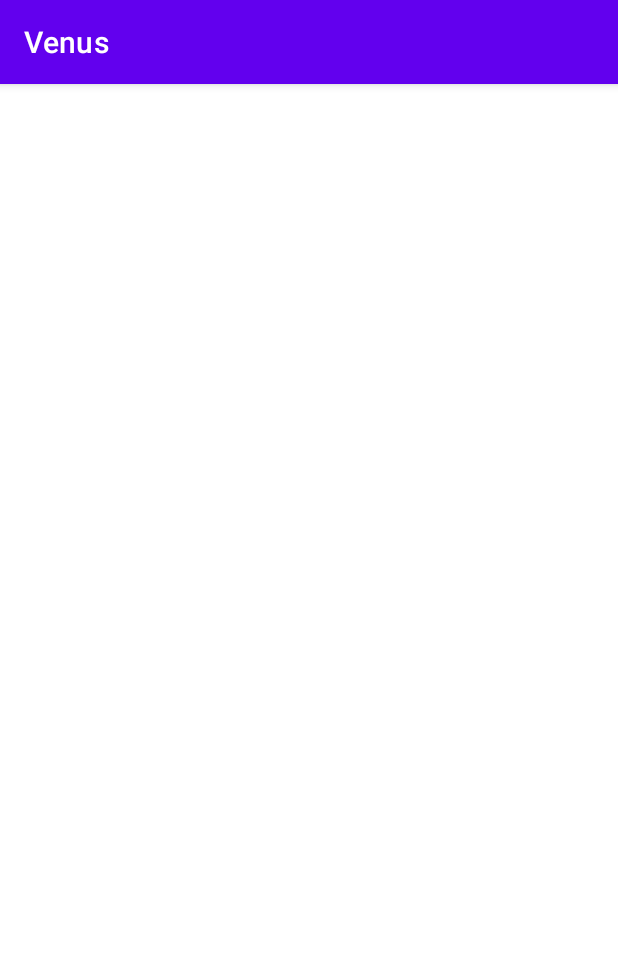
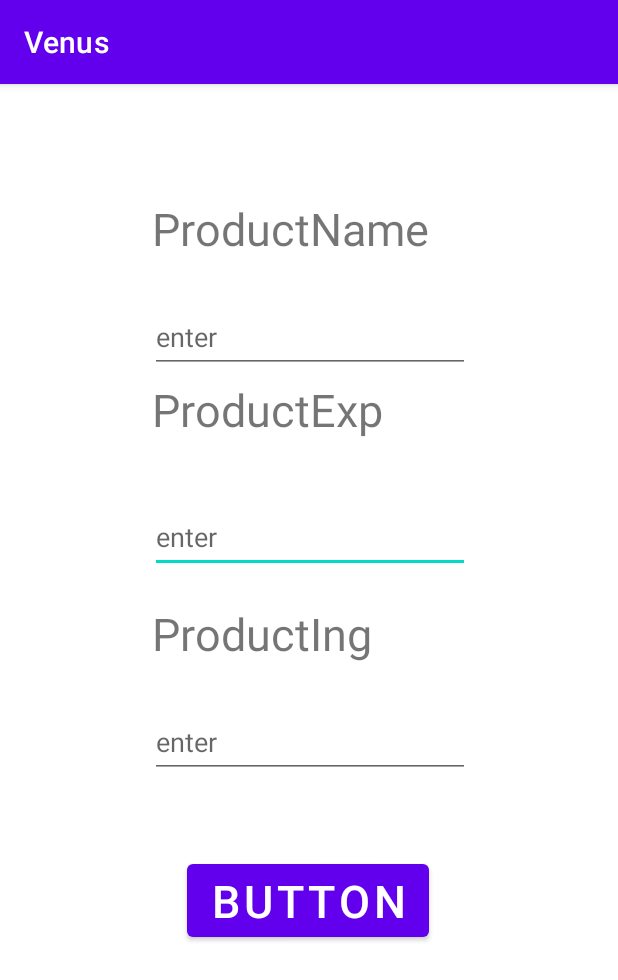
Before and after one commit to chraining21/Venus, an Android app: the TestDbActivity screen opened directly, with no data from a screen before it, after a tap on "開始", on a phone screen of 412 x 824 dp. Shown: the top 980 px of the screen. Run offline under Robolectric (Android 15) with nearby library versions, the light colour scheme and no system bars; our stand-ins replace Room's generated code.

Commit message:
testDB(ok)

```diff
--- a/app/build.gradle
+++ b/app/build.gradle
@@ -35,9 +35,7 @@ dependencies {
     implementation 'androidx.appcompat:appcompat:1.5.0'
     implementation 'com.google.android.material:material:1.6.1'
     implementation 'androidx.constraintlayout:constraintlayout:2.1.4'
-
     implementation 'com.android.volley:volley:1.2.0'
-
     implementation 'androidx.cardview:cardview:1.0.0'
     implementation 'com.google.android.material:material:1.1.0'
     testImplementation 'junit:junit:4.13.2'
@@ -46,4 +44,5 @@ dependencies {
     implementation "androidx.room:room-runtime:2.4.3"
     annotationProcessor "androidx.room:room-compiler:2.4.3"
     implementation 'com.google.code.gson:gson:2.8.6'
+
 }
--- a/app/src/main/java/demo/app/venus/ProductDtlActivity.java
+++ b/app/src/main/java/demo/app/venus/ProductDtlActivity.java
@@ -1,14 +1,40 @@
 package demo.app.venus;
 
 import androidx.appcompat.app.AppCompatActivity;
+import android.os.Bundle;
+import android.view.View;
+import android.widget.Button;
+import android.widget.EditText;
+import android.widget.Toast;
 
-import android.os.Bundle;
+import java.util.List;
+
+import demo.app.venus.database.RoomDB;
+import demo.app.venus.database.Products;
 
 public class ProductDtlActivity extends AppCompatActivity {
-
+    EditText name;
+    EditText date;
+    EditText ing;
+    Button submit;
+    RoomDB database;
     @Override
     protected void onCreate(Bundle savedInstanceState) {
         super.onCreate(savedInstanceState);
         setContentView(R.layout.activity_product_dtl);
+        name = findViewById(R.id.pname);
+        date = findViewById(R.id.pexp);
+        ing = findViewById(R.id.plist);
+        submit = findViewById(R.id.submitbutton);
+        database = RoomDB.getInstance(this);
+        submit.setOnClickListener(new View.OnClickListener() {
+            @Override
+            public void onClick(View view) {
+                database.mainDao().insert(new Products("haha","2022/1/2","{ww}",1));
+                List<String> names = database.mainDao().getName("haha");
+                name.setText(names.get(0));
+            }
+        });
+
     }
 }
--- a/app/src/main/java/demo/app/venus/ProductsClickListener.java
+++ b/app/src/main/java/demo/app/venus/ProductsClickListener.java
@@ -1,8 +1,6 @@
 package demo.app.venus;
 
-import androidx.cardview.widget.CardView;
-
-import demo.app.venus.models.Products;
+import demo.app.venus.database.Products;
 
 public interface ProductsClickListener {
     void onClick(Products p);
--- a/app/src/main/java/demo/app/venus/TestDbActivity.java
+++ b/app/src/main/java/demo/app/venus/TestDbActivity.java
@@ -7,7 +7,6 @@ import androidx.recyclerview.widget.RecyclerView;
 import android.content.Intent;
 import android.os.Bundle;
 import android.view.View;
-import android.widget.Button;
 
 import com.google.android.material.floatingactionbutton.FloatingActionButton;
 
@@ -15,14 +14,14 @@ import java.util.ArrayList;
 import java.util.List;
 import demo.app.venus.adapter.ProductListAdapter;
 import demo.app.venus.database.RoomDB;
-import demo.app.venus.models.Products;
+import demo.app.venus.database.Products;
 
 public class TestDbActivity extends AppCompatActivity {
     RecyclerView recyclerView;
     ProductListAdapter pListAdapter;
     List<Products> products = new ArrayList<>();
     RoomDB database;
-    FloatingActionButton fab_add;
+    FloatingActionButton fab_add,refresh;
     @Override
     protected void onCreate(Bundle savedInstanceState) {
         super.onCreate(savedInstanceState);
@@ -31,13 +30,19 @@ public class TestDbActivity extends AppCompatActivity {
         fab_add = findViewById(R.id.floatingButton);
         database = RoomDB.getInstance(this);
         products = database.mainDao().getAll();
-
+        refresh = findViewById(R.id.floatingButton2);
         updateRecycler(products);
         fab_add.setOnClickListener(new View.OnClickListener() {
             @Override
             public void onClick(View view) {
                 Intent intent = new Intent(TestDbActivity.this, ProductDtlActivity.class);
                 startActivity(intent);
+            }
+        });
+        refresh.setOnClickListener(new View.OnClickListener() {
+            @Override
+            public void onClick(View view) {
+                updateRecycler(products);
             }
         });
     }
--- a/app/src/main/java/demo/app/venus/adapter/ProductListAdapter.java
+++ b/app/src/main/java/demo/app/venus/adapter/ProductListAdapter.java
@@ -14,7 +14,7 @@ import java.util.List;
 
 import demo.app.venus.ProductsClickListener;
 import demo.app.venus.R;
-import demo.app.venus.models.Products;
+import demo.app.venus.database.Products;
 
 
 public class ProductListAdapter extends RecyclerView.Adapter<ProductsViewHolder> {
--- a/app/src/main/java/demo/app/venus/database/MainDao.java
+++ b/app/src/main/java/demo/app/venus/database/MainDao.java
@@ -8,13 +8,13 @@ import androidx.room.Query;
 
 import java.util.List;
 
-import demo.app.venus.models.Products;
-
 @Dao
 public interface MainDao {
     @Insert(onConflict = OnConflictStrategy.REPLACE)
     void insert(Products p);
 
+    @Query("SELECT productName FROM Products WHERE productName= :name")
+    List<String> getName(String name);
     @Query("SELECT * FROM Products")
     List<Products> getAll();
 
--- a/app/src/main/java/demo/app/venus/models/Products.java
+++ b/app/src/main/java/demo/app/venus/database/Products.java
@@ -1,36 +1,48 @@
-package demo.app.venus.models;
+package demo.app.venus.database;
 
 import androidx.annotation.NonNull;
 import androidx.room.ColumnInfo;
 import androidx.room.Entity;
+import androidx.room.Ignore;
 import androidx.room.PrimaryKey;
 
 import java.io.Serializable;
 import java.text.SimpleDateFormat;
 import java.util.Date;
 
-@Entity(tableName = "products")
+@Entity(tableName = "Products")
 public class Products implements Serializable {
     @PrimaryKey
     @NonNull
-    String productName = "exampleName";
+    String productName;
 
-    @NonNull
     @ColumnInfo(name = "exp")
-    String expDate = "exampleName";
+    String expDate;
 
-    @NonNull
     @ColumnInfo(name = "ingredients")
-    String ingreJson ="exampleJson";
+    String ingreJson;
 
     /*
     0 is none
     1 is honey
     2 is toxic
      */
-    @NonNull
     @ColumnInfo(name = "kind")
-    int kind = 0;
+    int kind;
+
+    public Products() {
+        this.productName = "";
+        this.expDate = "";
+        this.ingreJson = "";
+        this.kind = 0;
+    }
+    @Ignore
+    public Products(String productName, String expDate, String ingreJson,int kind) {
+        this.productName = productName;
+        this.expDate = expDate;
+        this.ingreJson = ingreJson;
+        this.kind = kind;
+    }
 
     public String getProductName() {
         return productName;
@@ -44,7 +56,7 @@ public class Products implements Serializable {
         return expDate;
     }
 
-    public void setExpDate(String  expDate) {
+    public void setExpDate(String expDate) {
         this.expDate = expDate;
     }
 
--- a/app/src/main/java/demo/app/venus/database/RoomDB.java
+++ b/app/src/main/java/demo/app/venus/database/RoomDB.java
@@ -6,12 +6,10 @@ import androidx.room.Database;
 import androidx.room.Room;
 import androidx.room.RoomDatabase;
 
-import demo.app.venus.models.Products;
-
-@Database(entities = Products.class, version = 1, exportSchema = false)
+@Database(entities = {Products.class}, version = 1, exportSchema = false)
 public abstract class RoomDB extends RoomDatabase{
     private static RoomDB database;
-    private static String dbName = "Products";
+    private static final String dbName = "Product_db";
 
     public synchronized  static  RoomDB getInstance(Context c){
         if(database == null){
--- a/app/src/main/res/layout/activity_product_dtl.xml
+++ b/app/src/main/res/layout/activity_product_dtl.xml
@@ -4,6 +4,111 @@
     xmlns:tools="http://schemas.android.com/tools"
     android:layout_width="match_parent"
     android:layout_height="match_parent"
-    tools:context=".ProductDtlActivity">
+    android:layout_gravity="center">
+
+    <TextView
+        android:id="@+id/textView1"
+        android:layout_width="wrap_content"
+        android:layout_height="wrap_content"
+        android:layout_marginStart="101dp"
+        android:layout_marginTop="76dp"
+        android:layout_marginEnd="124dp"
+        android:text="ProductName"
+        android:textSize="30dp"
+        app:layout_constraintEnd_toEndOf="parent"
+        app:layout_constraintHorizontal_bias="0.0"
+        app:layout_constraintStart_toStartOf="parent"
+        app:layout_constraintTop_toTopOf="parent"></TextView>
+
+    <EditText
+        android:id="@+id/pexp"
+        android:layout_width="wrap_content"
+        android:layout_height="wrap_content"
+        android:ems="10"
+        android:hint="enter"
+        android:inputType="textPersonName"
+        android:minHeight="48dp"
+        app:layout_constraintBottom_toBottomOf="parent"
+        app:layout_constraintEnd_toEndOf="parent"
+        app:layout_constraintHorizontal_bias="0.502"
+        app:layout_constraintStart_toStartOf="parent"
+        app:layout_constraintTop_toTopOf="parent"
+        app:layout_constraintVertical_bias="0.386" />
+
+    <TextView
+        android:id="@+id/textView3"
+        android:layout_width="wrap_content"
+        android:layout_height="wrap_content"
+        android:layout_marginStart="101dp"
+        android:layout_marginTop="20dp"
+        android:layout_marginEnd="124dp"
+        android:text="ProductIng"
+        android:textSize="30dp"
+        app:layout_constraintEnd_toEndOf="parent"
+        app:layout_constraintHorizontal_bias="0.0"
+        app:layout_constraintStart_toStartOf="parent"
+        app:layout_constraintTop_toBottomOf="@+id/pexp"></TextView>
+
+    <EditText
+        android:id="@+id/plist"
+        android:layout_width="wrap_content"
+        android:layout_height="wrap_content"
+        android:layout_marginTop="28dp"
+        android:ems="10"
+        android:hint="enter"
+        android:inputType="textPersonName"
+        android:minHeight="48dp"
+        app:layout_constraintEnd_toEndOf="parent"
+        app:layout_constraintHorizontal_bias="0.502"
+        app:layout_constraintStart_toStartOf="parent"
+        app:layout_constraintTop_toBottomOf="@+id/textView3" />
+
+    <TextView
+        android:id="@+id/textView2"
+        android:layout_width="wrap_content"
+        android:layout_height="wrap_content"
+        android:layout_marginStart="101dp"
+        android:layout_marginTop="4dp"
+        android:layout_marginEnd="124dp"
+        android:text="ProductExp"
+        android:textSize="30dp"
+        app:layout_constraintEnd_toEndOf="parent"
+        app:layout_constraintHorizontal_bias="0.0"
+        app:layout_constraintStart_toStartOf="parent"
+        app:layout_constraintTop_toBottomOf="@+id/pname"></TextView>
+
+    <EditText
+        android:id="@+id/pname"
+        android:layout_width="wrap_content"
+        android:layout_height="wrap_content"
+        android:layout_marginTop="28dp"
+        android:ems="10"
+        android:hint="enter"
+        android:inputType="textPersonName"
+        android:minHeight="48dp"
+        app:layout_constraintEnd_toEndOf="parent"
+        app:layout_constraintHorizontal_bias="0.502"
+        app:layout_constraintStart_toStartOf="parent"
+        app:layout_constraintTop_toBottomOf="@+id/textView1" />
+
+    <Button
+        android:id="@+id/submitbutton"
+        android:layout_width="wrap_content"
+        android:layout_height="wrap_content"
+        android:layout_marginBottom="56dp"
+        android:text="Button"
+        android:textSize="30dp"
+        app:layout_constraintBottom_toTopOf="@+id/guideline2"
+        app:layout_constraintEnd_toEndOf="parent"
+        app:layout_constraintHorizontal_bias="0.498"
+        app:layout_constraintStart_toStartOf="parent" />
+
+    <androidx.constraintlayout.widget.Guideline
+        android:id="@+id/guideline2"
+        android:layout_width="wrap_content"
+        android:layout_height="wrap_content"
+        android:orientation="horizontal"
+        app:layout_constraintGuide_begin="631dp" />
+
 
 </androidx.constraintlayout.widget.ConstraintLayout>
--- a/app/src/main/res/layout/activity_test_db.xml
+++ b/app/src/main/res/layout/activity_test_db.xml
@@ -8,8 +8,8 @@
 
     <com.google.android.material.floatingactionbutton.FloatingActionButton
         android:id="@+id/floatingButton"
-        android:layout_width="146dp"
-        android:layout_height="153dp"
+        android:layout_width="92dp"
+        android:layout_height="116dp"
         android:clickable="true"
         android:contentDescription="@string/start"
         app:layout_constraintBottom_toBottomOf="parent"
@@ -19,6 +19,20 @@
         app:layout_constraintTop_toTopOf="parent"
         app:layout_constraintVertical_bias="0.945"
         app:srcCompat="@android:drawable/ic_input_add" />
+
+    <com.google.android.material.floatingactionbutton.FloatingActionButton
+        android:id="@+id/floatingButton2"
+        android:layout_width="92dp"
+        android:layout_height="116dp"
+        android:clickable="true"
+        android:contentDescription="@string/start"
+        app:layout_constraintBottom_toBottomOf="parent"
+        app:layout_constraintEnd_toEndOf="parent"
+        app:layout_constraintHorizontal_bias="0.084"
+        app:layout_constraintStart_toStartOf="parent"
+        app:layout_constraintTop_toTopOf="parent"
+        app:layout_constraintVertical_bias="0.945"
+        app:srcCompat="@android:drawable/ic_menu_call" />
 
     <androidx.recyclerview.widget.RecyclerView
         android:id="@+id/recycler_home"
```
